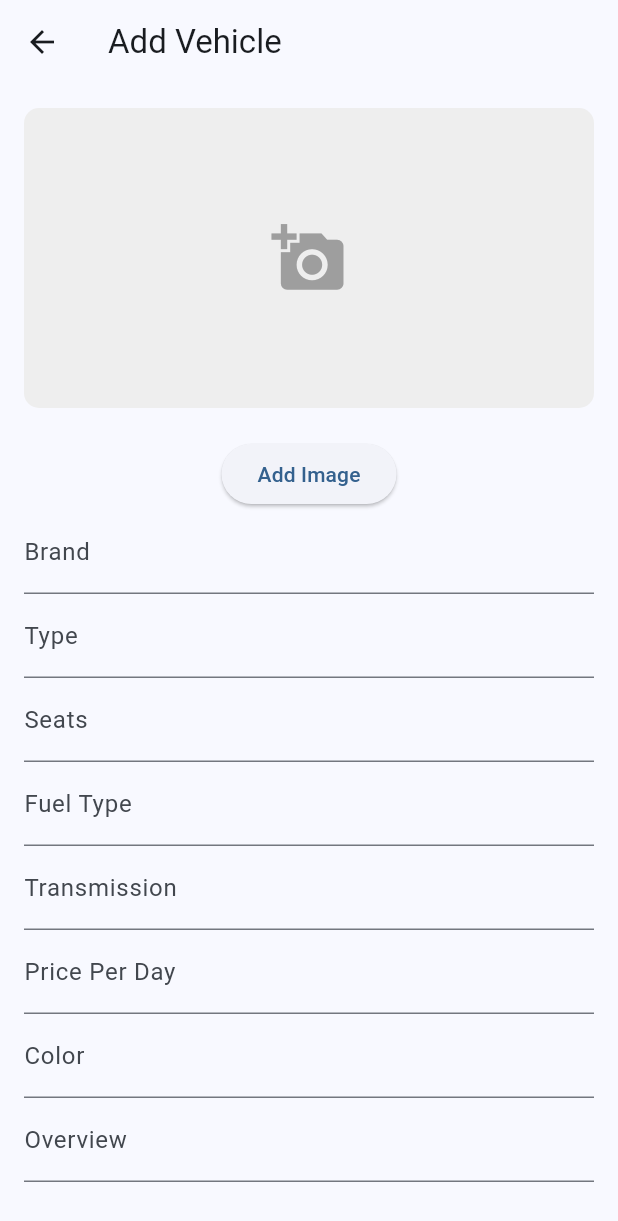
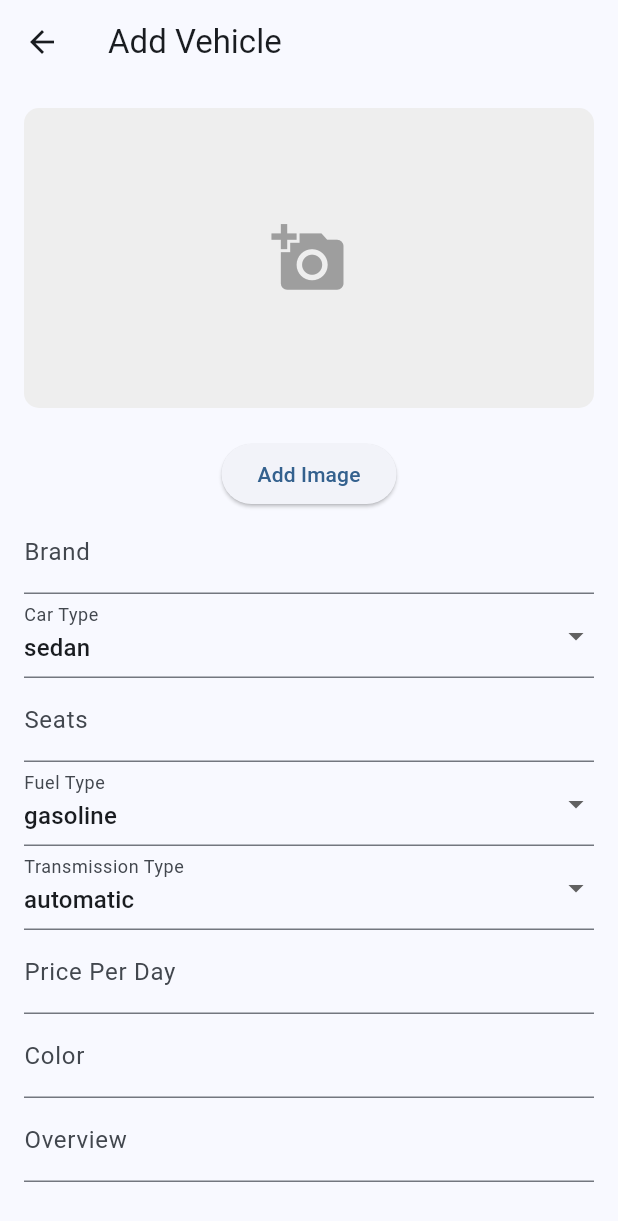
Before and after one commit to Jorirda/v1_rentals, a Flutter app: the AddVehicleForm screen opened directly, on a phone screen of 412 x 824 dp. Shown: the top 1221 px of the screen. Run offline on Flutter 3.47's test engine with Material 3 defaults, Android fonts, the light colour scheme and no system bars; our stand-ins replace cloud_firestore, firebase_auth, firebase_core, firebase_storage, image_picker; accounts and stored records are empty; network calls fail.

Commit message:
Updated the vehicle model with enums and vehicle forms with dropdown-buttom-form fields for those enums

```diff
--- a/lib/models/vehicle_model.dart
+++ b/lib/models/vehicle_model.dart
@@ -1,12 +1,37 @@
 import 'package:cloud_firestore/cloud_firestore.dart';
+
+enum CarType {
+  suv,
+  sedan,
+  truck,
+  van,
+  electric,
+  hybrid,
+  hatchback,
+  sports,
+  luxury,
+  convertible
+}
+
+enum TransmissionType {
+  automatic,
+  manual,
+}
+
+enum FuelType {
+  gasoline,
+  diesel,
+  electric,
+  hybrid,
+}
 
 class Vehicle {
   String id;
   String brand;
-  String type;
+  CarType carType;
   int seats;
-  String fuelType;
-  String transmission;
+  FuelType fuelType;
+  TransmissionType transmission;
   double pricePerDay;
   double rating;
   String color;
@@ -18,7 +43,7 @@ class Vehicle {
   Vehicle({
     required this.id,
     required this.brand,
-    required this.type,
+    required this.carType,
     required this.seats,
     required this.fuelType,
     required this.transmission,
@@ -37,10 +62,13 @@ class Vehicle {
     return Vehicle(
       id: doc.id,
       brand: data['brand'] ?? '',
-      type: data['type'] ?? '',
+      carType: CarType.values
+          .firstWhere((e) => e.toString() == 'CarType.${data['carType']}'),
       seats: data['seats'] ?? 0,
-      fuelType: data['fuelType'] ?? '',
-      transmission: data['transmission'] ?? '',
+      fuelType: FuelType.values
+          .firstWhere((e) => e.toString() == 'FuelType.${data['fuelType']}'),
+      transmission: TransmissionType.values.firstWhere(
+          (e) => e.toString() == 'TransmissionType.${data['transmission']}'),
       color: data['color'] ?? '',
       pricePerDay: (data['pricePerDay'] ?? 0).toDouble(),
       rating: (data['rating'] ?? 0).toDouble(),
@@ -55,10 +83,10 @@ class Vehicle {
   Map<String, dynamic> toMap() {
     return {
       'brand': brand,
-      'type': type,
+      'carType': carType.toString().split('.').last,
       'seats': seats,
-      'fuelType': fuelType,
-      'transmission': transmission,
+      'fuelType': fuelType.toString().split('.').last,
+      'transmission': transmission.toString().split('.').last,
       'color': color,
       'pricePerDay': pricePerDay,
       'rating': rating,
@@ -68,4 +96,16 @@ class Vehicle {
       'vendorId': vendorId,
     };
   }
+
+  String getCarTypeString() {
+    return carType.toString().split('.').last;
+  }
+
+  String getFuelTypeString() {
+    return fuelType.toString().split('.').last;
+  }
+
+  String getTransmissionTypeString() {
+    return transmission.toString().split('.').last;
+  }
 }
--- a/lib/screens/clients/car_details.dart
+++ b/lib/screens/clients/car_details.dart
@@ -122,7 +122,7 @@ class _CarDetailsScreenState extends State<CarDetailsScreen> {
                         child: const Icon(Icons.directions_car),
                       ),
                       const SizedBox(height: 4),
-                      Text(widget.vehicle.type),
+                      Text(widget.vehicle.getCarTypeString()),
                     ],
                   ),
                 ),
@@ -156,7 +156,7 @@ class _CarDetailsScreenState extends State<CarDetailsScreen> {
                         child: const Icon(Icons.local_gas_station),
                       ),
                       const SizedBox(height: 4),
-                      Text(widget.vehicle.fuelType),
+                      Text(widget.vehicle.getFuelTypeString()),
                     ],
                   ),
                 ),
@@ -173,7 +173,7 @@ class _CarDetailsScreenState extends State<CarDetailsScreen> {
                         child: const Icon(Icons.settings),
                       ),
                       const SizedBox(height: 4),
-                      Text(widget.vehicle.transmission),
+                      Text(widget.vehicle.getTransmissionTypeString()),
                     ],
                   ),
                 ),
--- a/lib/screens/main/search_page.dart
+++ b/lib/screens/main/search_page.dart
@@ -152,14 +152,13 @@ class _SearchScreenState extends State<SearchScreen> {
                                   Row(
                                     children: [
                                       const Icon(Icons.settings),
-                                      const SizedBox(width: 4),
-                                      Text(_searchResults[index].transmission),
+                                      Text(_searchResults[index]
+                                          .getTransmissionTypeString()),
                                     ],
                                   ),
                                   Row(
                                     children: [
                                       const Icon(Icons.monetization_on),
-                                      const SizedBox(width: 4),
                                       Text(
                                           '${_searchResults[index].pricePerDay}/Day'),
                                     ],
--- a/lib/screens/vendors/add_vehicle.dart
+++ b/lib/screens/vendors/add_vehicle.dart
@@ -19,14 +19,17 @@ class _AddVehicleFormState extends State<AddVehicleForm> {
   final GlobalKey<FormState> _formKey = GlobalKey<FormState>();
 
   late TextEditingController _brandController;
-  late TextEditingController _typeController;
+
   late TextEditingController _seatsController;
-  late TextEditingController _fuelTypeController;
-  late TextEditingController _transmissionController;
+
   late TextEditingController _pricePerDayController;
   late TextEditingController _colorController;
   late TextEditingController _overviewController;
   late TextEditingController _imageUrlController;
+
+  late CarType _selectedCarType;
+  late FuelType _selectedFuelType;
+  late TransmissionType _selectedTransmissionType;
 
   File? _pickedImage;
 
@@ -34,10 +37,10 @@ class _AddVehicleFormState extends State<AddVehicleForm> {
   void initState() {
     super.initState();
     _brandController = TextEditingController();
-    _typeController = TextEditingController();
+    _selectedCarType = CarType.sedan;
     _seatsController = TextEditingController();
-    _fuelTypeController = TextEditingController();
-    _transmissionController = TextEditingController();
+    _selectedFuelType = FuelType.gasoline;
+    _selectedTransmissionType = TransmissionType.automatic;
     _pricePerDayController = TextEditingController();
     _colorController = TextEditingController();
     _overviewController = TextEditingController();
@@ -47,10 +50,9 @@ class _AddVehicleFormState extends State<AddVehicleForm> {
   @override
   void dispose() {
     _brandController.dispose();
-    _typeController.dispose();
+
     _seatsController.dispose();
-    _fuelTypeController.dispose();
-    _transmissionController.dispose();
+
     _pricePerDayController.dispose();
     _colorController.dispose();
     _overviewController.dispose();
@@ -106,10 +108,10 @@ class _AddVehicleFormState extends State<AddVehicleForm> {
           final newVehicle = Vehicle(
             id: vehicleId, // Assign the same document ID
             brand: _brandController.text,
-            type: _typeController.text,
+            carType: CarType.suv,
             seats: int.parse(_seatsController.text),
-            fuelType: _fuelTypeController.text,
-            transmission: _transmissionController.text,
+            fuelType: FuelType.gasoline,
+            transmission: TransmissionType.automatic,
             pricePerDay: double.parse(_pricePerDayController.text),
             rating: 4.8,
             color: _colorController.text,
@@ -213,7 +215,7 @@ class _AddVehicleFormState extends State<AddVehicleForm> {
                           )
                         : Image.file(
                             _pickedImage!,
-                            fit: BoxFit.contain,
+                            fit: BoxFit.cover,
                           ),
                   ),
                 ),
@@ -259,15 +261,29 @@ class _AddVehicleFormState extends State<AddVehicleForm> {
                     return null;
                   },
                 ),
-                TextFormField(
-                  controller: _typeController,
-                  decoration: InputDecoration(labelText: 'Type'),
-                  validator: (value) {
-                    if (value == null || value.isEmpty) {
-                      return 'Please enter a type';
+                // Car Type Dropdown
+
+                DropdownButtonFormField<CarType>(
+                  decoration: InputDecoration(
+                    labelText: 'Car Type', // Label for the dropdown field
+                  ),
+                  value: _selectedCarType, // The current selected value
+                  onChanged: (CarType? newValue) {
+                    if (newValue != null) {
+                      setState(() {
+                        _selectedCarType = newValue;
+                      });
                     }
-                    return null;
                   },
+                  items: CarType.values.map((CarType value) {
+                    return DropdownMenuItem<CarType>(
+                      value: value,
+                      child: Text(value
+                          .toString()
+                          .split('.')
+                          .last), // Display the enum value
+                    );
+                  }).toList(),
                 ),
                 TextFormField(
                   controller: _seatsController,
@@ -280,13 +296,55 @@ class _AddVehicleFormState extends State<AddVehicleForm> {
                     return null;
                   },
                 ),
-                TextFormField(
-                  controller: _fuelTypeController,
-                  decoration: InputDecoration(labelText: 'Fuel Type'),
+
+                // Fuel Type Dropdown
+                DropdownButtonFormField<FuelType>(
+                  decoration: InputDecoration(
+                    labelText: 'Fuel Type', // Label for the dropdown field
+                  ),
+                  value: _selectedFuelType, // The current selected value
+                  onChanged: (FuelType? newValue) {
+                    if (newValue != null) {
+                      setState(() {
+                        _selectedFuelType = newValue;
+                      });
+                    }
+                  },
+                  items: FuelType.values.map((FuelType value) {
+                    return DropdownMenuItem<FuelType>(
+                      value: value,
+                      child: Text(value
+                          .toString()
+                          .split('.')
+                          .last), // Display the enum value
+                    );
+                  }).toList(),
                 ),
-                TextFormField(
-                  controller: _transmissionController,
-                  decoration: InputDecoration(labelText: 'Transmission'),
+
+                // Transmission Type Dropdown
+                DropdownButtonFormField<TransmissionType>(
+                  decoration: InputDecoration(
+                    labelText:
+                        'Transmission Type', // Label for the dropdown field
+                  ),
+                  value:
+                      _selectedTransmissionType, // The current selected value
+                  onChanged: (TransmissionType? newValue) {
+                    if (newValue != null) {
+                      setState(() {
+                        _selectedTransmissionType = newValue;
+                      });
+                    }
+                  },
+                  items: TransmissionType.values.map((TransmissionType value) {
+                    return DropdownMenuItem<TransmissionType>(
+                      value: value,
+                      child: Text(value
+                          .toString()
+                          .split('.')
+                          .last), // Display the enum value
+                    );
+                  }).toList(),
                 ),
                 TextFormField(
                   controller: _pricePerDayController,
--- a/lib/screens/vendors/vendor_vehicle_details.dart
+++ b/lib/screens/vendors/vendor_vehicle_details.dart
@@ -84,7 +84,7 @@ class _VehicleDetailsPageState extends State<VehicleDetailsPage> {
                   style: TextStyle(
                       fontWeight: FontWeight.bold,
                       color: Theme.of(context).colorScheme.primary)),
-              subtitle: Text(_vehicle.type),
+              subtitle: Text(_vehicle.carType.toString().split('.').last),
             ),
             Divider(),
             ListTile(
@@ -108,7 +108,7 @@ class _VehicleDetailsPageState extends State<VehicleDetailsPage> {
                   style: TextStyle(
                       fontWeight: FontWeight.bold,
                       color: Theme.of(context).colorScheme.primary)),
-              subtitle: Text(_vehicle.fuelType),
+              subtitle: Text(_vehicle.fuelType.toString().split('.').last),
             ),
             Divider(),
             ListTile(
@@ -116,7 +116,7 @@ class _VehicleDetailsPageState extends State<VehicleDetailsPage> {
                   style: TextStyle(
                       fontWeight: FontWeight.bold,
                       color: Theme.of(context).colorScheme.primary)),
-              subtitle: Text(_vehicle.transmission),
+              subtitle: Text(_vehicle.transmission.toString().split('.').last),
             ),
             Divider(),
             ListTile(
```
Also changed, not shown: lib/screens/main/filter_page.dart (added, +19 -0 lines), lib/screens/main/home_page.dart (+9 -2 lines), lib/screens/vendors/edit_vehicle.dart (+81 -29 lines), lib/screens/vendors/fleet_sreen.dart (+7 -5 lines).
